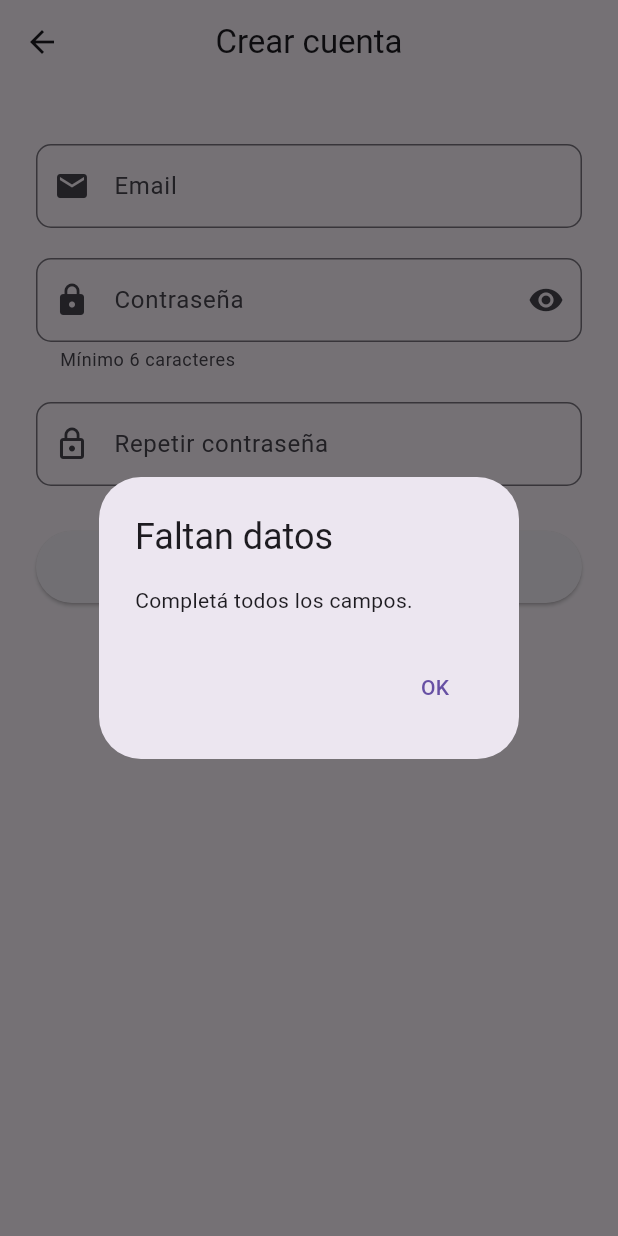
After one commit to fabri-platero/fixly, a Flutter app: the RegistroPage screen opened by its route, after a tap on "Crear cuenta", on a phone screen of 412 x 824 dp. The commit adds this screen. Run offline on Flutter 3.47's test engine with Material 3 defaults, Android fonts, the phone set to English and light mode, and no system bars; our stand-ins replace firebase_auth, firebase_core; accounts and stored records are empty.

Commit message:
added register screen

```diff
--- /dev/null
+++ b/lib/src/pages/registro_page.dart
@@ -0,0 +1,158 @@
+import 'package:fixly/src/provider/auth_provider.dart';
+import 'package:flutter/material.dart';
+
+class RegistroPage extends StatefulWidget {
+  const RegistroPage({super.key});
+
+  @override
+  State<RegistroPage> createState() => _RegistroPageState();
+}
+
+class _RegistroPageState extends State<RegistroPage> {
+  String _email = '';
+  String _password = '';
+  String _confirmar = '';
+  bool _ocultarPassword = true;
+
+  @override
+  Widget build(BuildContext context) {
+    return Scaffold(
+      appBar: AppBar(
+        title: const Text('Crear cuenta'),
+        centerTitle: true,
+      ),
+      body: GestureDetector(
+        onTap: () {
+          FocusScope.of(context).unfocus();
+        },
+        child: SingleChildScrollView(
+          padding: const EdgeInsets.symmetric(horizontal: 24, vertical: 40),
+          child: Center(
+            child: ConstrainedBox(
+              constraints: const BoxConstraints(maxWidth: 420),
+              child: Column(
+                children: [
+                  _crearEmail(),
+                  const SizedBox(height: 20),
+                  _crearPassword(),
+                  const SizedBox(height: 20),
+                  _crearConfirmar(),
+                  const SizedBox(height: 30),
+                  _crearBotonRegistrar(),
+                ],
+              ),
+            ),
+          ),
+        ),
+      ),
+    );
+  }
+
+  Widget _crearEmail() {
+    return TextField(
+      keyboardType: TextInputType.emailAddress,
+      decoration: InputDecoration(
+        border: OutlineInputBorder(borderRadius: BorderRadius.circular(10.0)),
+        labelText: 'Email',
+        prefixIcon: const Icon(Icons.email),
+      ),
+      onChanged: (valor) {
+        setState(() {
+          _email = valor;
+        });
+      },
+    );
+  }
+
+  Widget _crearPassword() {
+    return TextField(
+      obscureText: _ocultarPassword,
+      decoration: InputDecoration(
+        border: OutlineInputBorder(borderRadius: BorderRadius.circular(10.0)),
+        labelText: 'Contraseña',
+        helperText: 'Mínimo 6 caracteres',
+        prefixIcon: const Icon(Icons.lock),
+        suffixIcon: IconButton(
+          icon: Icon(
+            _ocultarPassword ? Icons.visibility : Icons.visibility_off,
+          ),
+          onPressed: () {
+            setState(() {
+              _ocultarPassword = !_ocultarPassword;
+            });
+          },
+        ),
+      ),
+      onChanged: (valor) {
+        setState(() {
+          _password = valor;
+        });
+      },
+    );
+  }
+
+  Widget _crearConfirmar() {
+    return TextField(
+      obscureText: _ocultarPassword,
+      decoration: InputDecoration(
+        border: OutlineInputBorder(borderRadius: BorderRadius.circular(10.0)),
+        labelText: 'Repetir contraseña',
+        prefixIcon: const Icon(Icons.lock_outline),
+      ),
+      onChanged: (valor) {
+        setState(() {
+          _confirmar = valor;
+        });
+      },
+    );
+  }
+
+  Widget _crearBotonRegistrar() {
+    return SizedBox(
+      width: double.infinity,
+      child: ElevatedButton(
+        onPressed: _registrar,
+        child: const Padding(
+          padding: EdgeInsets.symmetric(vertical: 14),
+          child: Text('Crear cuenta'),
+        ),
+      ),
+    );
+  }
+
+  Future<void> _registrar() async {
+    if (_email.isEmpty || _password.isEmpty || _confirmar.isEmpty) {
+      _mostrarAlerta('Faltan datos', 'Completá todos los campos.');
+      return;
+    }
+    if (_password != _confirmar) {
+      _mostrarAlerta('Error', 'Las contraseñas no coinciden.');
+      return;
+    }
+    final error = await authProvider.registrar(_email.trim(), _password);
+    if (!mounted) return;
+    if (error != null) {
+      _mostrarAlerta('Error', error);
+      return;
+    }
+    Navigator.pushNamedAndRemoveUntil(context, 'home', (route) => false);
+  }
+
+  void _mostrarAlerta(String titulo, String mensaje) {
+    showDialog(
+      context: context,
+      builder: (context) {
+        return AlertDialog(
+          title: Text(titulo),
+          content: Text(mensaje),
+          actions: <Widget>[
+            TextButton(
+              onPressed: () => Navigator.of(context).pop(),
+              child: const Text('OK'),
+            ),
+          ],
+        );
+      },
+    );
+  }
+}
--- a/lib/src/routes/routes.dart
+++ b/lib/src/routes/routes.dart
@@ -1,11 +1,13 @@
 import 'package:fixly/src/pages/home_page.dart';
 import 'package:fixly/src/pages/login_page.dart';
 import 'package:fixly/src/pages/nuevo_reporte_page.dart';
+import 'package:fixly/src/pages/registro_page.dart';
 import 'package:flutter/material.dart';
 
 Map<String, WidgetBuilder> getAplicationRoutes() {
   return <String, WidgetBuilder>{
     "/": (BuildContext context) => const LoginPage(),
+    "registro": (BuildContext context) => const RegistroPage(),
     "home": (BuildContext context) => const HomePage(),
     "nuevo": (BuildContext context) => const NuevoReportePage(),
   };
```
